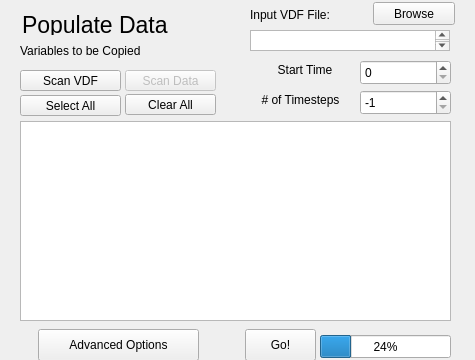
The window that apps/fcwizard/ui/Page4.ui (yyr/vapor) describes before a commit, drawn with Qt 5.
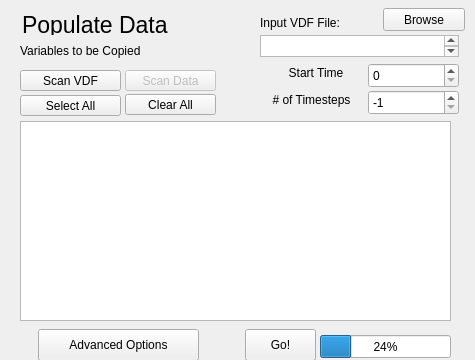
The same window after the commit.

What changed in the file:
```diff
--- a/apps/fcwizard/ui/Page4.ui
+++ b/apps/fcwizard/ui/Page4.ui
@@ -52,8 +52,8 @@
   <widget class="QSpinBox" name="startTimeSpinner">
    <property name="geometry">
     <rect>
-     <x>360</x>
-     <y>60</y>
+     <x>368</x>
+     <y>63</y>
      <width>91</width>
      <height>25</height>
     </rect>
@@ -62,7 +62,7 @@
   <widget class="QLabel" name="label_26">
    <property name="geometry">
     <rect>
-     <x>250</x>
+     <x>261</x>
      <y>90</y>
      <width>101</width>
      <height>20</height>
@@ -81,10 +81,10 @@
   <widget class="QLabel" name="label_12">
    <property name="geometry">
     <rect>
-     <x>250</x>
-     <y>7</y>
+     <x>260</x>
+     <y>13</y>
      <width>101</width>
-     <height>16</height>
+     <height>19</height>
     </rect>
    </property>
    <property name="text">
@@ -94,17 +94,17 @@
   <widget class="QTextEdit" name="inputVdfFileEdit">
    <property name="geometry">
     <rect>
-     <x>250</x>
-     <y>30</y>
-     <width>200</width>
-     <height>21</height>
+     <x>260</x>
+     <y>35</y>
+     <width>199</width>
+     <height>22</height>
     </rect>
    </property>
   </widget>
   <widget class="QSpinBox" name="numtsSpinner">
    <property name="geometry">
     <rect>
-     <x>360</x>
+     <x>368</x>
      <y>90</y>
      <width>91</width>
      <height>25</height>
@@ -123,8 +123,8 @@
   <widget class="QLabel" name="label_28">
    <property name="geometry">
     <rect>
-     <x>270</x>
-     <y>60</y>
+     <x>281</x>
+     <y>63</y>
      <width>70</width>
      <height>20</height>
     </rect>
@@ -142,8 +142,8 @@
   <widget class="QPushButton" name="browseOutputVdfFile">
    <property name="geometry">
     <rect>
-     <x>373</x>
-     <y>2</y>
+     <x>383</x>
+     <y>8</y>
      <width>82</width>
      <height>23</height>
     </rect>
```
